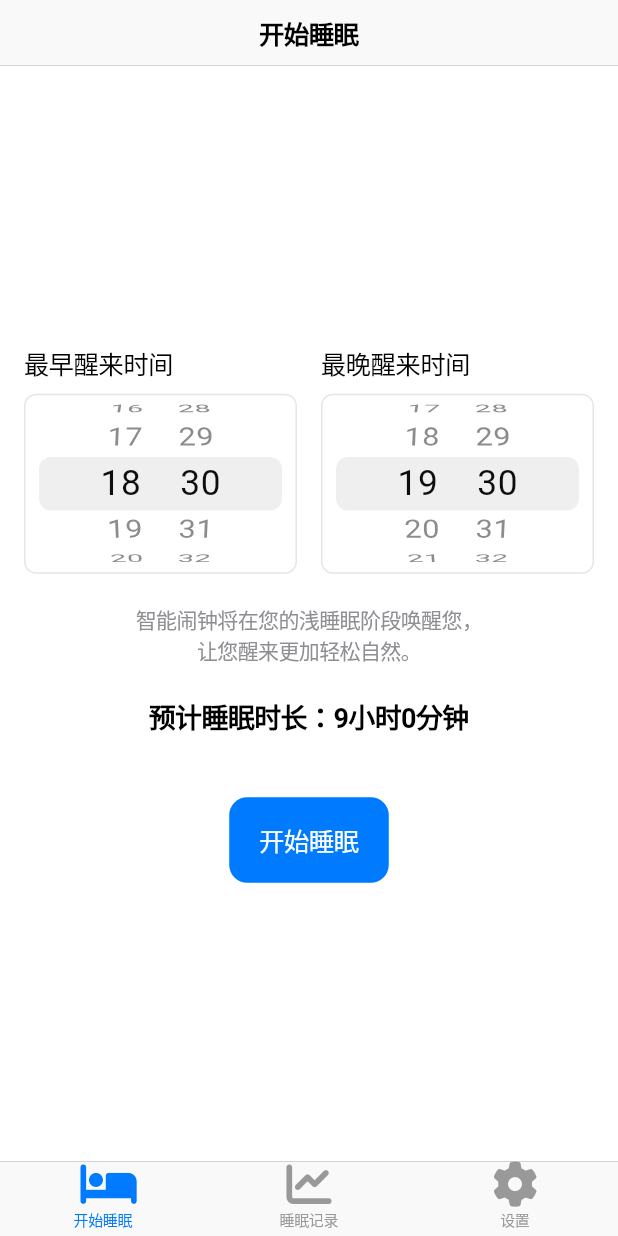
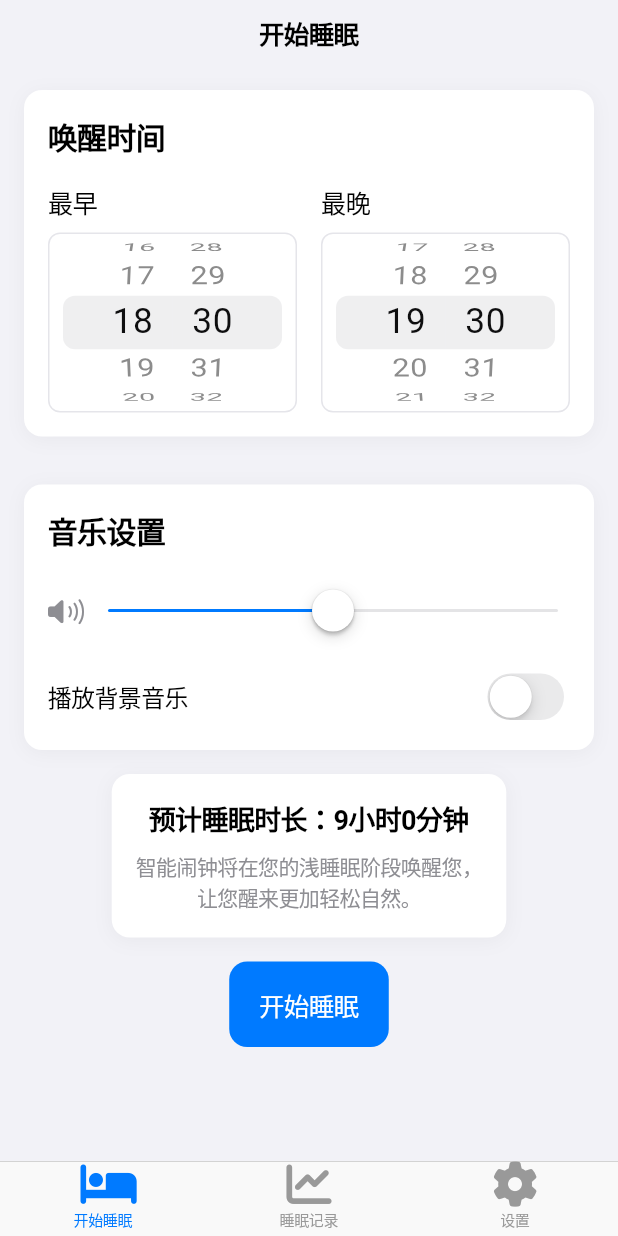
Before and after one commit to Zhuziqing202/sleep_tracker, a Flutter app: the screen it shows after launch, on a phone screen of 412 x 824 dp. Run offline on Flutter 3.47's test engine with Material 3 defaults, Android fonts, the phone set to English and light mode, and no system bars; our stand-ins replace font_awesome_flutter, just_audio, sensors_plus, shared_preferences.

Commit message:
这个版本首次增加了预设的粉噪音，加入了播放功能。

```diff
--- a/lib/screens/start_sleep_screen.dart
+++ b/lib/screens/start_sleep_screen.dart
@@ -3,6 +3,9 @@ import 'dart:async';
 import '../utils/sleep_stage_detector.dart';
 import '../utils/sleep_data_manager.dart';
 import '../models/sleep_record.dart';
+import '../widgets/music_settings_card.dart';
+import '../controllers/audio_controller.dart';
+import '../widgets/audio_selection_card.dart';
 
 // 睡眠状态枚举
 enum SleepState {
@@ -27,10 +30,14 @@ class _StartSleepScreenState extends State<StartSleepScreen> {
   Duration _sleepDuration = Duration.zero;  // 已睡眠时长
   SleepStageDetector? _sleepStageDetector;
   String _currentSleepStage = '未开始';
+  double _volume = 0.5;
+  bool _isPlayingMusic = false;
+  late AudioController _audioController;
 
   @override
   void initState() {
     super.initState();
+    _audioController = AudioController();
     // 设置默认时间
     final now = DateTime.now();
     _earliestWakeTime = now.add(const Duration(hours: 8));
@@ -127,6 +134,7 @@ class _StartSleepScreenState extends State<StartSleepScreen> {
   @override
   void dispose() {
     _sleepTimer?.cancel();
+    _audioController.dispose();
     super.dispose();
   }
 
@@ -141,23 +149,46 @@ class _StartSleepScreenState extends State<StartSleepScreen> {
   // 构建设置界面
   Widget _buildSetupScreen() {
     return CupertinoPageScaffold(
-      backgroundColor: CupertinoColors.systemBackground,
+      backgroundColor: CupertinoColors.systemGroupedBackground,  // 修改背景色
       navigationBar: const CupertinoNavigationBar(
         middle: Text('开始睡眠'),
       ),
       child: SafeArea(
+        child: SingleChildScrollView(  // 添加滚动支持
+          child: Column(
+            children: [
+              // 唤醒时间设置卡片
+              Container(
+                margin: const EdgeInsets.all(16),
+                decoration: BoxDecoration(
+                  color: CupertinoColors.systemBackground,
+                  borderRadius: BorderRadius.circular(12),
+                  boxShadow: [
+                    BoxShadow(
+                      color: CupertinoColors.systemGrey.withOpacity(0.1),
+                      blurRadius: 10,
+                      offset: const Offset(0, 2),
+                    ),
+                  ],
+                ),
                 child: Padding(
-          padding: const EdgeInsets.all(16.0),
+                  padding: const EdgeInsets.all(16),
                   child: Column(
-            mainAxisAlignment: MainAxisAlignment.center,
+                    crossAxisAlignment: CrossAxisAlignment.start,
                     children: [
-              // 时间选择器容器
+                      const Text(
+                        '唤醒时间',
+                        style: TextStyle(
+                          fontSize: 20,
+                          fontWeight: FontWeight.bold,
+                        ),
+                      ),
+                      const SizedBox(height: 16),
                       Row(
                         children: [
-                  // 最早醒来时间选择器
                           Expanded(
                             child: _buildTimeSelector(
-                      '最早醒来时间',
+                              '最早',
                               _earliestWakeTime,
                               (DateTime time) {
                                 setState(() => _earliestWakeTime = time);
@@ -165,10 +196,9 @@ class _StartSleepScreenState extends State<StartSleepScreen> {
                             ),
                           ),
                           const SizedBox(width: 16),
-                  // 最晚醒来时间选择器
                           Expanded(
                             child: _buildTimeSelector(
-                      '最晚醒来时间',
+                              '最晚',
                               _latestWakeTime,
                               (DateTime time) {
                                 setState(() => _latestWakeTime = time);
@@ -177,32 +207,35 @@ class _StartSleepScreenState extends State<StartSleepScreen> {
                           ),
                         ],
                       ),
-
-              const SizedBox(height: 20),
-              const Text(
-                '智能闹钟将在您的浅睡眠阶段唤醒您，\n让您醒来更加轻松自然。',
-                textAlign: TextAlign.center,
-                style: TextStyle(
-                  color: CupertinoColors.systemGrey,
-                  fontSize: 14,
+                    ],
+                  ),
                 ),
               ),
 
-              const SizedBox(height: 20),
-              Text(
-                _getExpectedSleepDuration(),
-                style: const TextStyle(
-                  fontSize: 18,
-                  fontWeight: FontWeight.bold,
-                ),
+              // 音乐设置卡片
+              MusicSettingsCard(
+                volume: _volume,
+                isPlaying: _isPlayingMusic,
+                onVolumeChanged: (value) {
+                  setState(() => _volume = value);
+                },
+                onPlayingChanged: (value) {
+                  setState(() => _isPlayingMusic = value);
+                },
               ),
 
-              const SizedBox(height: 40),
-              CupertinoButton.filled(
+              // 预期睡眠时长和说明
+              _buildExpectedDurationCard(),
+
+              // 开始睡眠按钮
+              Padding(
+                padding: const EdgeInsets.all(16),
+                child: CupertinoButton.filled(
                   onPressed: _earliestWakeTime != null && _latestWakeTime != null
                       ? _startSleep
                       : null,
                   child: const Text('开始睡眠'),
+                ),
               ),
             ],
           ),
@@ -214,16 +247,31 @@ class _StartSleepScreenState extends State<StartSleepScreen> {
   // 构建睡眠中界面
   Widget _buildSleepingScreen() {
     return CupertinoPageScaffold(
-      backgroundColor: CupertinoColors.systemBackground,
+      backgroundColor: CupertinoColors.systemGroupedBackground,
       navigationBar: const CupertinoNavigationBar(
         middle: Text('睡眠监测中'),
       ),
       child: SafeArea(
-        child: Center(
+        child: SingleChildScrollView(
+          child: Column(
+            children: [
+              // 睡眠状态卡片
+              Container(
+                margin: const EdgeInsets.symmetric(horizontal: 16, vertical: 8),
+                decoration: BoxDecoration(
+                  color: CupertinoColors.systemBackground,
+                  borderRadius: BorderRadius.circular(12),
+                  boxShadow: [
+                    BoxShadow(
+                      color: CupertinoColors.systemGrey.withOpacity(0.1),
+                      blurRadius: 10,
+                      offset: const Offset(0, 2),
+                    ),
+                  ],
+                ),
                 child: Padding(
-            padding: const EdgeInsets.all(16.0),
+                  padding: const EdgeInsets.all(16),
                   child: Column(
-              mainAxisAlignment: MainAxisAlignment.center,
                     children: [
                       Text(
                         '当前睡眠阶段\n$_currentSleepStage',
@@ -242,7 +290,29 @@ class _StartSleepScreenState extends State<StartSleepScreen> {
                           height: 1.5,
                         ),
                       ),
-                const SizedBox(height: 40),
+                    ],
+                  ),
+                ),
+              ),
+
+              // 唤醒时间卡片
+              Container(
+                margin: const EdgeInsets.symmetric(horizontal: 16, vertical: 8),
+                decoration: BoxDecoration(
+                  color: CupertinoColors.systemBackground,
+                  borderRadius: BorderRadius.circular(12),
+                  boxShadow: [
+                    BoxShadow(
+                      color: CupertinoColors.systemGrey.withOpacity(0.1),
+                      blurRadius: 10,
+                      offset: const Offset(0, 2),
+                    ),
+                  ],
+                ),
+                child: Padding(
+                  padding: const EdgeInsets.all(16),
+                  child: Column(
+                    children: [
                       Text(
                         '预计唤醒时间\n${_earliestWakeTime?.hour}:${_earliestWakeTime?.minute} - '
                         '${_latestWakeTime?.hour}:${_latestWakeTime?.minute}',
@@ -252,13 +322,27 @@ class _StartSleepScreenState extends State<StartSleepScreen> {
                           height: 1.5,
                         ),
                       ),
-                const SizedBox(height: 60),
-                CupertinoButton.filled(  // 使用 filled 样式
+                    ],
+                  ),
+                ),
+              ),
+
+              AudioSelectionCard(
+                audioController: _audioController,
+                volume: _volume,
+              ),
+
+              Padding(
+                padding: const EdgeInsets.symmetric(horizontal: 16, vertical: 16),
+                child: SizedBox(
+                  width: double.infinity,  // 按钮填满宽度
+                  child: CupertinoButton.filled(
                     onPressed: _endSleep,
                     child: const Text('结束睡眠'),
                   ),
+                ),
+              ),
             ],
-            ),
           ),
         ),
       ),
@@ -292,4 +376,43 @@ class _StartSleepScreenState extends State<StartSleepScreen> {
       ],
     );
   }
+
+  // 修改预期睡眠时长卡片的宽度
+  Widget _buildExpectedDurationCard() {
+    return Container(
+      margin: const EdgeInsets.symmetric(horizontal: 16),
+      padding: const EdgeInsets.all(16),
+      decoration: BoxDecoration(
+        color: CupertinoColors.systemBackground,
+        borderRadius: BorderRadius.circular(12),
+        boxShadow: [
+          BoxShadow(
+            color: CupertinoColors.systemGrey.withOpacity(0.1),
+            blurRadius: 10,
+            offset: const Offset(0, 2),
+          ),
+        ],
+      ),
+      child: Column(
+        children: [
+          Text(
+            _getExpectedSleepDuration(),
+            style: const TextStyle(
+              fontSize: 18,
+              fontWeight: FontWeight.bold,
+            ),
+          ),
+          const SizedBox(height: 8),
+          const Text(
+            '智能闹钟将在您的浅睡眠阶段唤醒您，\n让您醒来更加轻松自然。',
+            textAlign: TextAlign.center,
+            style: TextStyle(
+              color: CupertinoColors.systemGrey,
+              fontSize: 14,
+            ),
+          ),
+        ],
+      ),
+    );
   }
+}
--- /dev/null
+++ b/lib/widgets/music_settings_card.dart
@@ -0,0 +1,81 @@
+import 'package:flutter/cupertino.dart';
+
+class MusicSettingsCard extends StatelessWidget {
+  final double volume;
+  final bool isPlaying;
+  final Function(double) onVolumeChanged;
+  final Function(bool) onPlayingChanged;
+
+  const MusicSettingsCard({
+    super.key,
+    required this.volume,
+    required this.isPlaying,
+    required this.onVolumeChanged,
+    required this.onPlayingChanged,
+  });
+
+  @override
+  Widget build(BuildContext context) {
+    return Container(
+      margin: const EdgeInsets.all(16),
+      decoration: BoxDecoration(
+        color: CupertinoColors.systemBackground,
+        borderRadius: BorderRadius.circular(12),
+        boxShadow: [
+          BoxShadow(
+            color: CupertinoColors.systemGrey.withOpacity(0.1),
+            blurRadius: 10,
+            offset: const Offset(0, 2),
+          ),
+        ],
+      ),
+      child: Padding(
+        padding: const EdgeInsets.all(16),
+        child: Column(
+          crossAxisAlignment: CrossAxisAlignment.start,
+          children: [
+            const Text(
+              '音乐设置',
+              style: TextStyle(
+                fontSize: 20,
+                fontWeight: FontWeight.bold,
+              ),
+            ),
+            const SizedBox(height: 16),
+            Row(
+              children: [
+                const Icon(
+                  CupertinoIcons.volume_up,
+                  color: CupertinoColors.systemGrey,
+                ),
+                const SizedBox(width: 8),
+                Expanded(
+                  child: CupertinoSlider(
+                    value: volume,
+                    onChanged: onVolumeChanged,
+                    min: 0,
+                    max: 1,
+                  ),
+                ),
+              ],
+            ),
+            const SizedBox(height: 16),
+            Row(
+              mainAxisAlignment: MainAxisAlignment.spaceBetween,
+              children: [
+                const Text(
+                  '播放背景音乐',
+                  style: TextStyle(fontSize: 16),
+                ),
+                CupertinoSwitch(
+                  value: isPlaying,
+                  onChanged: onPlayingChanged,
+                ),
+              ],
+            ),
+          ],
+        ),
+      ),
+    );
+  }
+}
--- a/pubspec.yaml
+++ b/pubspec.yaml
@@ -13,7 +13,12 @@ dependencies:
   sensors_plus: ^4.0.0
   shared_preferences: ^2.2.2
   cupertino_icons: ^1.0.2
+  just_audio: ^0.9.34
 
 dev_dependencies:
   flutter_test:
     sdk: flutter
+
+flutter:
+  assets:
+    - assets/audio/
```
Also changed, not shown: lib/controllers/audio_controller.dart (added, +57 -0 lines), lib/widgets/audio_selection_card.dart (added, +127 -0 lines), pubspec.lock, 3 other files. Lines whose indentation alone changed are shown as unchanged.
